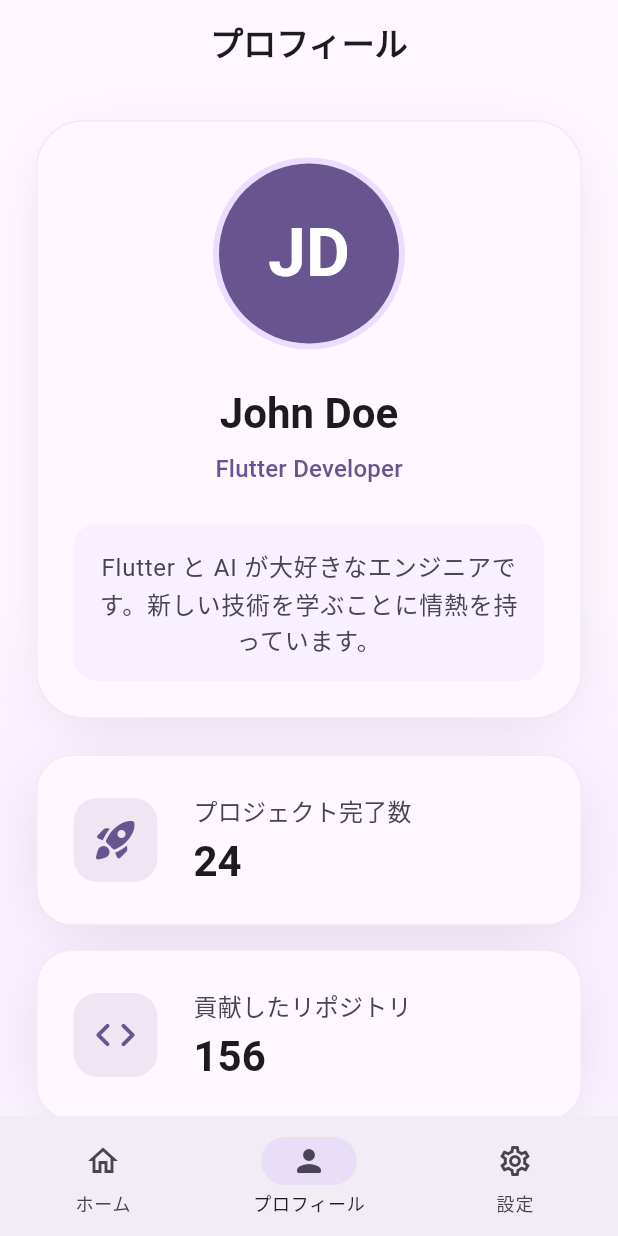
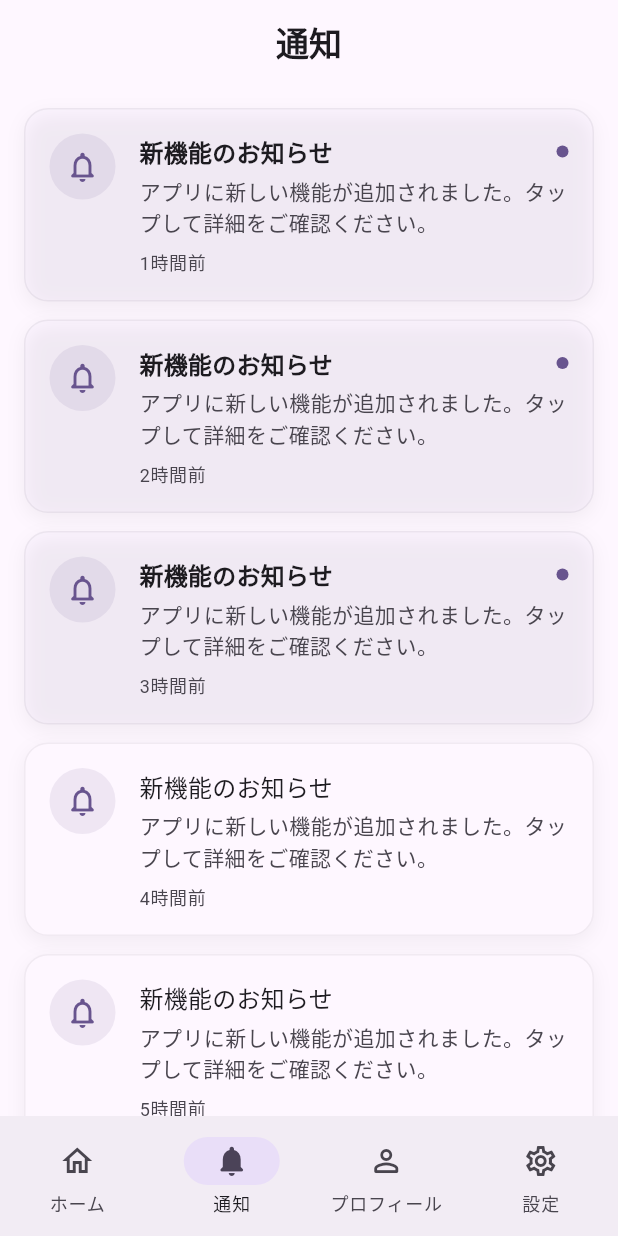
Before and after one commit to Koichi5/cursor_agent_sample, a Flutter app: the screen it shows after launch, item 2 of the bottom bar chosen, on a phone screen of 412 x 824 dp. Run offline on Flutter 3.47's test engine with Material 3 defaults, Android fonts, the phone set to English and light mode, and no system bars.

Commit message:
feat: Add notification page

```diff
--- a/lib/main.dart
+++ b/lib/main.dart
@@ -2,6 +2,7 @@ import 'package:flutter/material.dart';
 import 'package:cursor_agent_sample/views/my_home_page/my_home_page.dart';
 import 'package:cursor_agent_sample/views/profile_page/profile_page.dart';
 import 'package:cursor_agent_sample/views/settings_page/settings_page.dart';
+import 'package:cursor_agent_sample/views/notification_page/notification_page.dart';
 
 void main() {
   runApp(const MyApp());
@@ -42,6 +43,7 @@ class _RootPageState extends State<RootPage> {
 
   final List<Widget> _pages = [
     const MyHomePage(title: 'Flutter Demo'),
+    const NotificationPage(title: '通知'),
     const ProfilePage(title: 'プロフィール'),
     const SettingsPage(title: '設定'),
   ];
@@ -72,6 +74,17 @@ class _RootPageState extends State<RootPage> {
           ),
           NavigationDestination(
             icon: Icon(
+              Icons.notifications_none_rounded,
+              color: theme.colorScheme.onSurfaceVariant,
+            ),
+            selectedIcon: Icon(
+              Icons.notifications_rounded,
+              color: theme.colorScheme.onSecondaryContainer,
+            ),
+            label: '通知',
+          ),
+          NavigationDestination(
+            icon: Icon(
               Icons.person_outline_rounded,
               color: theme.colorScheme.onSurfaceVariant,
             ),
--- /dev/null
+++ b/lib/views/notification_page/notification_page.dart
@@ -0,0 +1,143 @@
+import 'package:flutter/material.dart';
+
+class NotificationPage extends StatelessWidget {
+  const NotificationPage({super.key, required this.title});
+  final String title;
+
+  @override
+  Widget build(BuildContext context) {
+    final theme = Theme.of(context);
+    return Scaffold(
+      appBar: AppBar(
+        backgroundColor: theme.colorScheme.surface,
+        title: Text(
+          title,
+          style: TextStyle(
+            color: theme.colorScheme.onSurface,
+            fontWeight: FontWeight.bold,
+          ),
+        ),
+        centerTitle: true,
+        elevation: 0,
+      ),
+      body: ListView.builder(
+        padding: const EdgeInsets.all(16),
+        itemCount: 10,
+        itemBuilder: (context, index) {
+          final isUnread = index < 3;
+          return _buildNotificationItem(
+            context,
+            title: '新機能のお知らせ',
+            message: 'アプリに新しい機能が追加されました。タップして詳細をご確認ください。',
+            time: '${index + 1}時間前',
+            isUnread: isUnread,
+          );
+        },
+      ),
+    );
+  }
+
+  Widget _buildNotificationItem(
+    BuildContext context, {
+    required String title,
+    required String message,
+    required String time,
+    required bool isUnread,
+  }) {
+    final theme = Theme.of(context);
+    return Container(
+      margin: const EdgeInsets.only(bottom: 12),
+      decoration: BoxDecoration(
+        color: isUnread
+            ? theme.colorScheme.primaryContainer.withOpacity(0.1)
+            : theme.colorScheme.surface,
+        borderRadius: BorderRadius.circular(16),
+        border: Border.all(
+          color: theme.colorScheme.outline.withOpacity(0.1),
+        ),
+        boxShadow: [
+          BoxShadow(
+            color: theme.colorScheme.shadow.withOpacity(0.05),
+            blurRadius: 10,
+            offset: const Offset(0, 4),
+          ),
+        ],
+      ),
+      child: Material(
+        color: Colors.transparent,
+        borderRadius: BorderRadius.circular(16),
+        child: InkWell(
+          onTap: () {},
+          borderRadius: BorderRadius.circular(16),
+          child: Padding(
+            padding: const EdgeInsets.all(16),
+            child: Row(
+              crossAxisAlignment: CrossAxisAlignment.start,
+              children: [
+                Container(
+                  padding: const EdgeInsets.all(10),
+                  decoration: BoxDecoration(
+                    color: theme.colorScheme.primary.withOpacity(0.1),
+                    shape: BoxShape.circle,
+                  ),
+                  child: Icon(
+                    Icons.notifications_none_rounded,
+                    color: theme.colorScheme.primary,
+                    size: 24,
+                  ),
+                ),
+                const SizedBox(width: 16),
+                Expanded(
+                  child: Column(
+                    crossAxisAlignment: CrossAxisAlignment.start,
+                    children: [
+                      Row(
+                        children: [
+                          Expanded(
+                            child: Text(
+                              title,
+                              style: theme.textTheme.titleMedium?.copyWith(
+                                color: theme.colorScheme.onSurface,
+                                fontWeight: isUnread
+                                    ? FontWeight.bold
+                                    : FontWeight.w500,
+                              ),
+                            ),
+                          ),
+                          if (isUnread)
+                            Container(
+                              width: 8,
+                              height: 8,
+                              decoration: BoxDecoration(
+                                color: theme.colorScheme.primary,
+                                shape: BoxShape.circle,
+                              ),
+                            ),
+                        ],
+                      ),
+                      const SizedBox(height: 4),
+                      Text(
+                        message,
+                        style: theme.textTheme.bodyMedium?.copyWith(
+                          color: theme.colorScheme.onSurfaceVariant,
+                          height: 1.5,
+                        ),
+                      ),
+                      const SizedBox(height: 8),
+                      Text(
+                        time,
+                        style: theme.textTheme.bodySmall?.copyWith(
+                          color: theme.colorScheme.onSurfaceVariant,
+                        ),
+                      ),
+                    ],
+                  ),
+                ),
+              ],
+            ),
+          ),
+        ),
+      ),
+    );
+  }
+}
```
